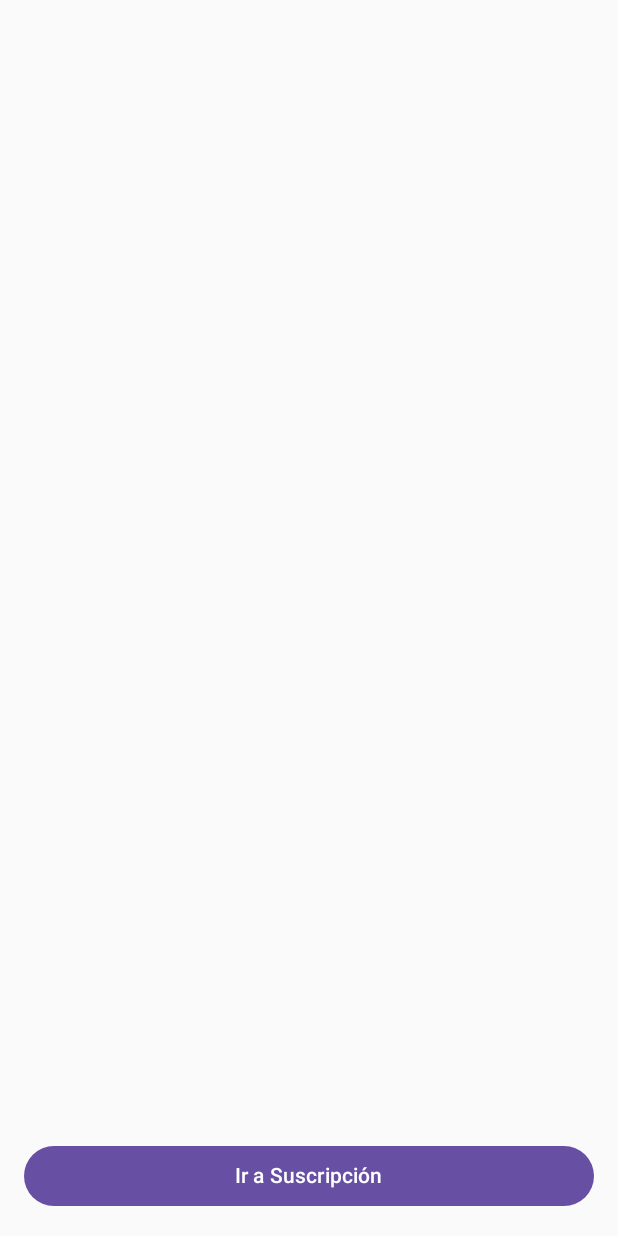
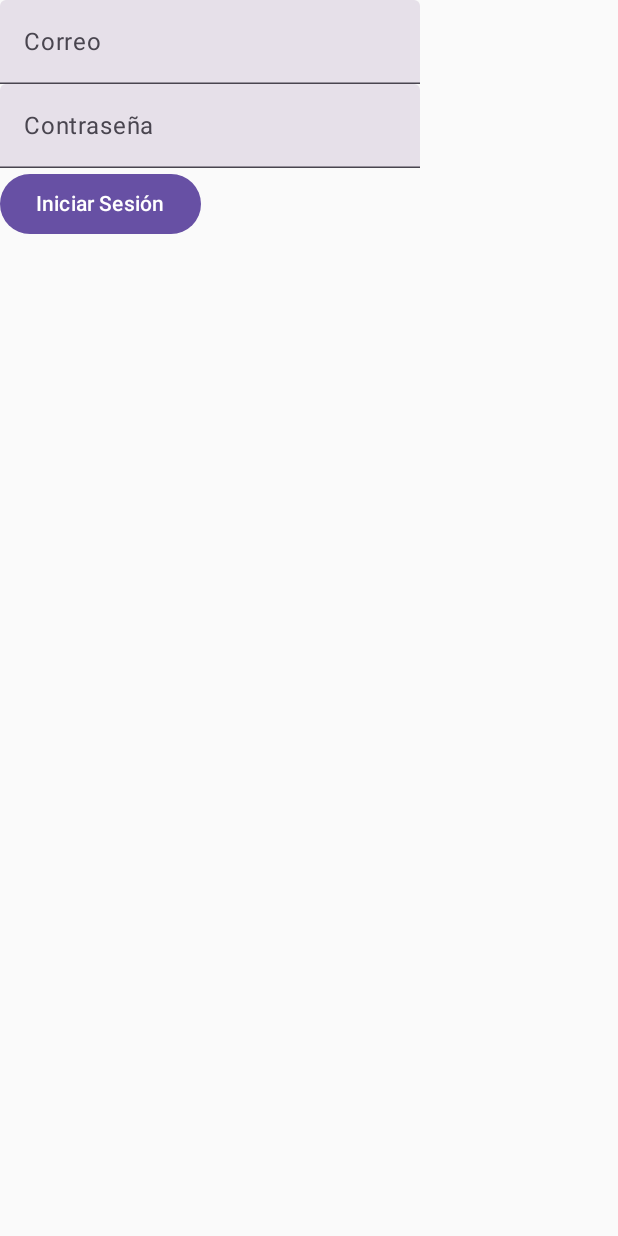
Before and after one commit to dannyguaman/nanEC, an Android app built with Jetpack Compose: the screen it shows after launch (MainActivity), on a phone screen of 412 x 824 dp. Run offline under Robolectric (Android 15) with nearby library versions, the light colour scheme and no system bars; our stand-ins replace Firebase (no records; nobody signed in at launch, a user with empty details on screens opened directly).

Commit message:
Incremento5:Autenticación con firebase

```diff
--- a/app/build.gradle.kts
+++ b/app/build.gradle.kts
@@ -75,6 +75,7 @@ dependencies {
     implementation (libs.androidx.lifecycle.viewmodel.compose)
     implementation(libs.androidx.navigation.runtime.ktx)
     implementation(libs.androidx.navigation.compose)
+    implementation(libs.firebase.auth.ktx)
 
 
 
--- a/app/src/main/java/ec/edu/epn/nanec/MainActivity.kt
+++ b/app/src/main/java/ec/edu/epn/nanec/MainActivity.kt
@@ -5,9 +5,11 @@ import android.util.Log
 import androidx.activity.ComponentActivity
 import androidx.activity.compose.setContent
 import androidx.activity.viewModels
+import androidx.compose.runtime.LaunchedEffect
 import androidx.navigation.compose.rememberNavController
 import com.google.firebase.messaging.FirebaseMessaging
 import ec.edu.epn.nanec.navigation.AppNavigation
+import ec.edu.epn.nanec.viewmodel.AuthViewModel
 import ec.edu.epn.nanec.viewmodel.EventosViewModel
 import ec.edu.epn.nanec.viewmodel.UsuarioViewModel
 
@@ -15,9 +17,18 @@ import ec.edu.epn.nanec.viewmodel.UsuarioViewModel
 class MainActivity : ComponentActivity() {
     private val usuarioViewModel: UsuarioViewModel by viewModels()
     private val eventosViewModel: EventosViewModel by viewModels()
+    private val authViewModel: AuthViewModel by viewModels()
 
     override fun onCreate(savedInstanceState: Bundle?) {
         super.onCreate(savedInstanceState)
+        setContent {
+            val navController = rememberNavController()
+            val eventoId = intent.getStringExtra("eventoId")
+            AppNavigation(navController = navController,
+                          usuarioViewModel = usuarioViewModel,
+                          eventosViewModel = eventosViewModel,
+                          authViewModel = authViewModel
+                )
             FirebaseMessaging.getInstance().token.addOnCompleteListener { task ->
                 if (task.isSuccessful) {
                     usuarioViewModel.fcmToken = task.result
@@ -25,17 +36,15 @@ class MainActivity : ComponentActivity() {
                 } else {
                     Log.e("FCM", "Error al obtener token", task.exception)
                 }
+            }
 
-
-        }
-        setContent {
-            val navController = rememberNavController()
-            AppNavigation(navController, usuarioViewModel, eventosViewModel)
-
-            val eventoId = intent.getStringExtra("eventoId")
+            LaunchedEffect(eventoId) {
                 eventoId?.let {
-                navController.navigate("detalle_evento/$it")
+                    navController.navigate("detalle_evento/$it") {
+                        popUpTo("lista_eventos") { inclusive = false }
                     }
                 }
             }
         }
+    }
+}
--- a/app/src/main/java/ec/edu/epn/nanec/api/RetrofitInstance.kt
+++ b/app/src/main/java/ec/edu/epn/nanec/api/RetrofitInstance.kt
@@ -3,7 +3,7 @@ import retrofit2.Retrofit
 import retrofit2.converter.gson.GsonConverterFactory
 
 object RetrofitInstance {
-    private const val BASE_URL = "http://172.29.40.188:8000"
+    private const val BASE_URL = "http://192.168.31.195:8000"
 
     val api: EventosApi by lazy {
         Retrofit.Builder()
--- a/app/src/main/java/ec/edu/epn/nanec/navigation/Navigation.kt
+++ b/app/src/main/java/ec/edu/epn/nanec/navigation/Navigation.kt
@@ -1,24 +1,54 @@
 package ec.edu.epn.nanec.navigation
 
+import android.util.Log
 import androidx.compose.runtime.Composable
+import androidx.compose.runtime.LaunchedEffect
+import androidx.compose.runtime.collectAsState
+import androidx.compose.runtime.getValue
 import androidx.navigation.NavHostController
 import androidx.navigation.compose.NavHost
 import androidx.navigation.compose.composable
 import ec.edu.epn.nanec.uin.DetalleEventoScreen
 import ec.edu.epn.nanec.uin.ListaEventosScreen
+import ec.edu.epn.nanec.uin.LoginScreen
 import ec.edu.epn.nanec.viewmodel.EventosViewModel
 import ec.edu.epn.nanec.uin.SeleccionTipoSuscripcionScreen
+import ec.edu.epn.nanec.viewmodel.AuthViewModel
 import ec.edu.epn.nanec.viewmodel.UsuarioViewModel
 
 @Composable
 fun AppNavigation(
     navController: NavHostController,
     usuarioViewModel: UsuarioViewModel,
-    eventosViewModel: EventosViewModel
+    eventosViewModel: EventosViewModel,
+    authViewModel: AuthViewModel
 ) {
-    NavHost(navController = navController, startDestination = "lista_eventos") {
+    val usuarioAutenticado by authViewModel.usuarioAutenticado.collectAsState()
+    val errorMessage by authViewModel.errorMessage.collectAsState()
+
+    //a esto se lo conoce como navegación condicional (observen que depende del valor del estado)
+    LaunchedEffect(usuarioAutenticado) {
+        if(usuarioAutenticado){
+            navController.navigate("lista_eventos"){
+                popUpTo("login") { inclusive = true }  //se elimina la pantalla login del stack
+            }
+        }else{
+            navController.navigate("login") {
+                popUpTo("lista_eventos") { inclusive = true } //se elimina la pantala lista_eventos del stack
+            }
+        }
+    }
+    NavHost(navController = navController, startDestination = if (usuarioAutenticado) "lista_eventos" else "login") {
+        composable("login") {
+            LoginScreen(
+                onLoginSuccess = { correo, contrasena ->
+                    authViewModel.iniciarSesion(correo, contrasena)},
+                errorMessage = errorMessage
+            )
+        }
+
         composable("lista_eventos") {
-            ListaEventosScreen(eventosViewModel, navController)
+            ListaEventosScreen(eventosViewModel, navController, authViewModel)
         }
         composable("seleccion_suscripcion") {
             SeleccionTipoSuscripcionScreen(usuarioViewModel) {
--- /dev/null
+++ b/app/src/main/java/ec/edu/epn/nanec/uin/LoginScreen.kt
@@ -0,0 +1,39 @@
+package ec.edu.epn.nanec.uin
+import androidx.compose.foundation.layout.*
+import androidx.compose.material3.*
+import androidx.compose.runtime.*
+import androidx.compose.ui.*
+import androidx.compose.ui.text.input.PasswordVisualTransformation
+import androidx.compose.ui.unit.dp
+
+@Composable
+fun LoginScreen(onLoginSuccess: (String, String) -> Unit,
+                errorMessage: String?
+                ) {
+    var correo by remember { mutableStateOf("") }
+    var contrasena by remember { mutableStateOf("") }
+
+    Column {
+        TextField(
+            value = correo,
+            onValueChange = { correo = it },
+            label = { Text("Correo") }
+        )
+        TextField(
+            value = contrasena,
+            onValueChange = { contrasena = it },
+            label = { Text("Contraseña") },
+            visualTransformation = PasswordVisualTransformation()
+        )
+        errorMessage?.let {
+            Text(
+                text = it,
+                color = MaterialTheme.colorScheme.error,
+                modifier = Modifier.padding(vertical = 8.dp)
+            )
+        }
+        Button(onClick = { onLoginSuccess(correo, contrasena) }) {
+            Text("Iniciar Sesión")
+        }
+    }
+}
--- /dev/null
+++ b/app/src/main/java/ec/edu/epn/nanec/viewmodel/AuthViewModel.kt
@@ -0,0 +1,48 @@
+package ec.edu.epn.nanec.viewmodel
+
+import androidx.lifecycle.ViewModel
+import androidx.lifecycle.viewModelScope
+import com.google.firebase.auth.FirebaseAuth
+import kotlinx.coroutines.flow.MutableStateFlow
+import kotlinx.coroutines.flow.StateFlow
+import kotlinx.coroutines.launch
+
+class AuthViewModel : ViewModel() {
+    private val firebaseAuth = FirebaseAuth.getInstance()
+
+    private val _usuarioAutenticado = MutableStateFlow(false)
+    val usuarioAutenticado: StateFlow<Boolean> = _usuarioAutenticado
+
+    private val _errorMessage = MutableStateFlow<String?>(null)
+    val errorMessage: StateFlow<String?> = _errorMessage
+
+    init {
+        verificarSesion()
+    }
+
+    private fun verificarSesion() {
+        _usuarioAutenticado.value = firebaseAuth.currentUser != null
+    }
+
+    fun iniciarSesion(correo: String, contrasena: String) {
+        if (correo.isNullOrEmpty() || contrasena.isNullOrEmpty()) {
+            _errorMessage.value = "El correo y la contraseña son requeridos"
+            return
+        }
+        _errorMessage.value = null
+        viewModelScope.launch {
+            firebaseAuth.signInWithEmailAndPassword(correo, contrasena)
+                .addOnCompleteListener { res ->
+                    _usuarioAutenticado.value = res.isSuccessful
+                    if (!res.isSuccessful) {
+                        _errorMessage.value = res.exception?.message ?: "Error interno desconocido"
+                    }
+                }
+        }
+    }
+
+    fun cerrarSesion() {
+        firebaseAuth.signOut()
+        _usuarioAutenticado.value = false
+    }
+}
--- a/gradle/libs.versions.toml
+++ b/gradle/libs.versions.toml
@@ -16,6 +16,7 @@ material = "1.7.5"
 retrofitVersion = "2.9.0"
 navigationRuntimeKtx = "2.8.4"
 navigationCompose = "2.8.4"
+firebaseAuthKtx = "23.1.0"
 
 [libraries]
 androidx-core-ktx = { group = "androidx.core", name = "core-ktx", version.ref = "coreKtx" }
@@ -42,6 +43,7 @@ androidx-material3 = { group = "androidx.compose.material3", name = "material3"
 retrofit2-retrofit = { module = "com.squareup.retrofit2:retrofit", version.ref = "retrofitVersion" }
 androidx-navigation-runtime-ktx = { group = "androidx.navigation", name = "navigation-runtime-ktx", version.ref = "navigationRuntimeKtx" }
 androidx-navigation-compose = { group = "androidx.navigation", name = "navigation-compose", version.ref = "navigationCompose" }
+firebase-auth-ktx = { group = "com.google.firebase", name = "firebase-auth-ktx", version.ref = "firebaseAuthKtx" }
 
 [plugins]
 android-application = { id = "com.android.application", version.ref = "agp" }
```
Also changed, not shown: app/src/main/java/ec/edu/epn/nanec/uin/ListaEventosScreen.kt (+15 -1 lines). Lines whose indentation alone changed are shown as unchanged.
